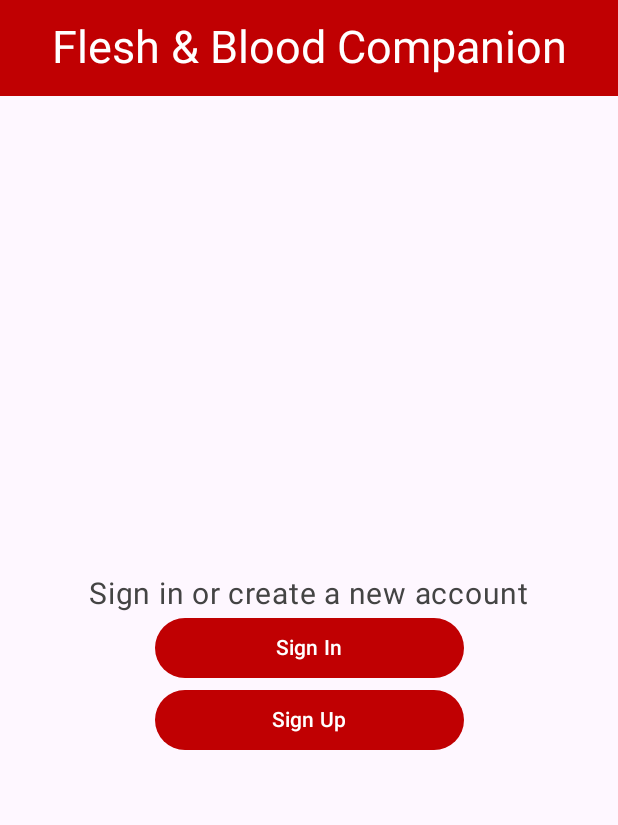
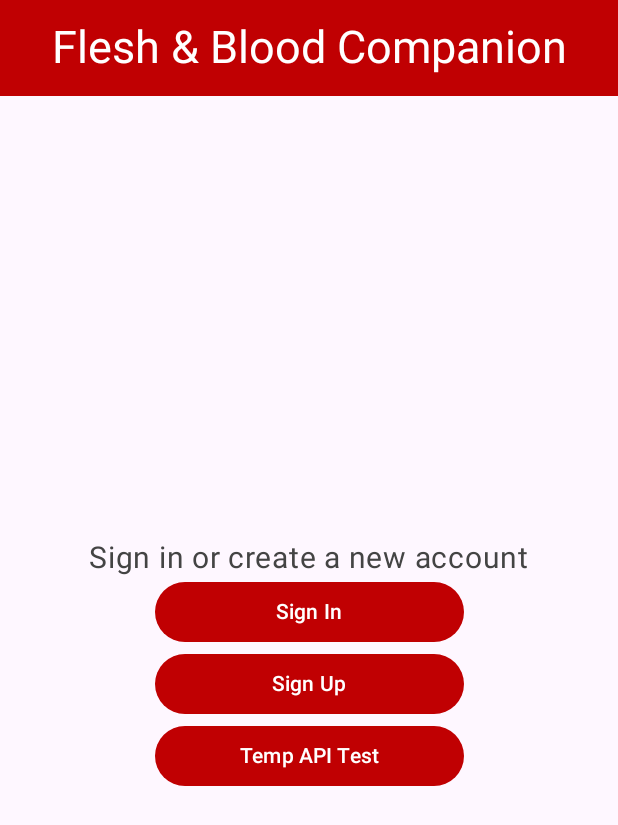
Before and after one commit to CoderCailean/MobileAppProject, an Android app built with Jetpack Compose: the screen it shows after launch (MainActivity), on a phone screen of 412 x 824 dp. Shown: the top 825 px of the screen. Run offline under Robolectric (Android 15) with nearby library versions, the phone set to English and light mode, and no system bars.

```diff
--- a/app/src/main/java/com/example/project/MainActivity.kt
+++ b/app/src/main/java/com/example/project/MainActivity.kt
@@ -178,6 +178,12 @@ fun MainScreen() {
                 }) {
                 Text(text = "Sign Up")
             }
+            Button(colors = ButtonDefaults.buttonColors(containerColor = MaterialTheme.colorScheme.primary),
+                modifier = Modifier.fillMaxWidth(maxOf(0.50f)), onClick = {
+                    currentContext.startActivity(Intent(currentContext, DeckbuildStart::class.java))
+                }) {
+                Text(text = "Temp API Test")
+            }
         }
     }
 }
```
Also changed, not shown: app/build.gradle.kts (+14 -0 lines), app/src/main/AndroidManifest.xml (+6 -1 lines), app/src/main/java/com/example/project/room/ProjectEntity.kt (+7 -0 lines).
